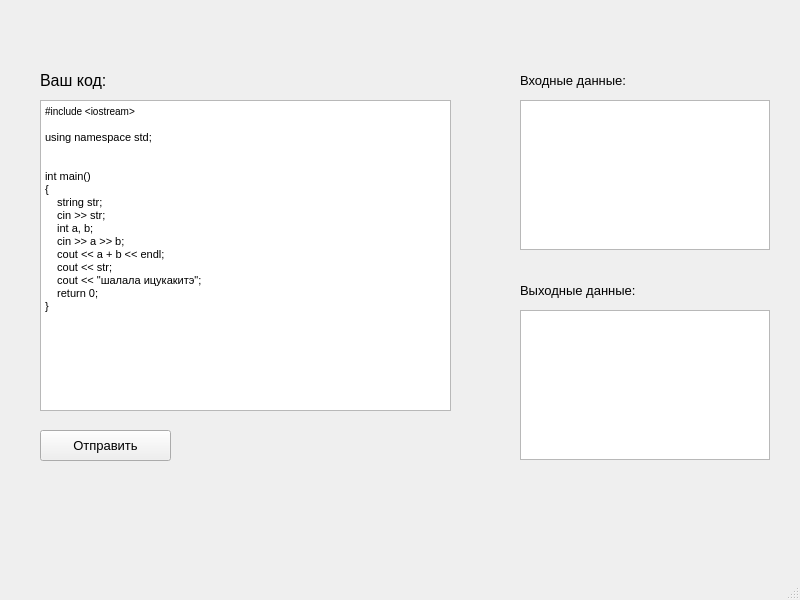
This is mainwindow.ui in geroineee/ARM_QT as Qt 5 draws it before an edit. The edited form follows.
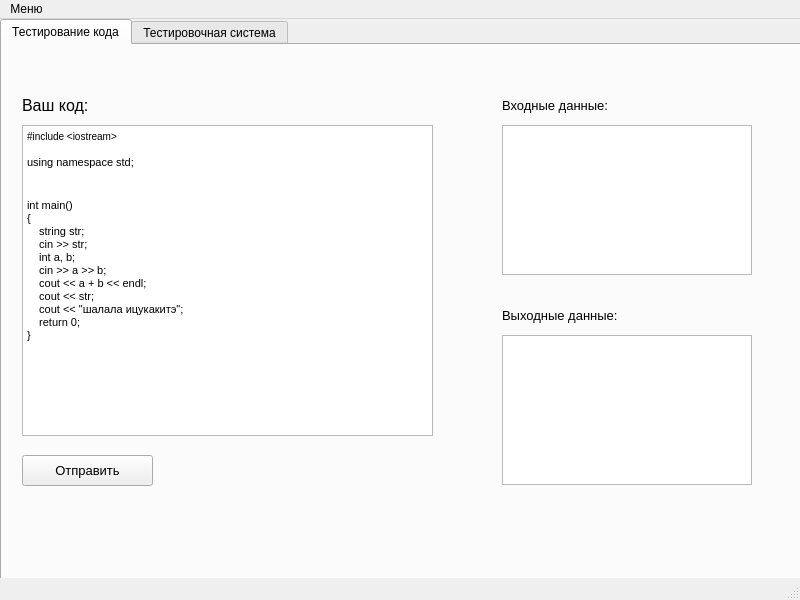
This is the edited form. The open tabs and pages were chosen to show the change.

```diff
--- a/mainwindow.ui
+++ b/mainwindow.ui
@@ -26,17 +26,108 @@
    <bool>false</bool>
   </property>
   <widget class="QWidget" name="centralwidget">
+   <widget class="QTabWidget" name="tabWidget">
+    <property name="geometry">
+     <rect>
+      <x>0</x>
+      <y>0</y>
+      <width>801</width>
+      <height>571</height>
+     </rect>
+    </property>
+    <property name="minimumSize">
+     <size>
+      <width>0</width>
+      <height>0</height>
+     </size>
+    </property>
+    <property name="currentIndex">
+     <number>1</number>
+    </property>
+    <widget class="QWidget" name="tab_only_code">
+     <property name="enabled">
+      <bool>true</bool>
+     </property>
+     <property name="minimumSize">
+      <size>
+       <width>0</width>
+       <height>0</height>
+      </size>
+     </property>
+     <property name="font">
+      <font>
+       <pointsize>10</pointsize>
+      </font>
+     </property>
+     <attribute name="title">
+      <string>Тестирование кода</string>
+     </attribute>
+     <widget class="QLabel" name="label_input_data">
+      <property name="geometry">
+       <rect>
+        <x>500</x>
+        <y>50</y>
+        <width>161</width>
+        <height>21</height>
+       </rect>
+      </property>
+      <property name="font">
+       <font>
+        <pointsize>10</pointsize>
+       </font>
+      </property>
+      <property name="text">
+       <string>Входные данные:</string>
+      </property>
+     </widget>
+     <widget class="QLabel" name="label_output_data">
+      <property name="geometry">
+       <rect>
+        <x>500</x>
+        <y>260</y>
+        <width>171</width>
+        <height>21</height>
+       </rect>
+      </property>
+      <property name="font">
+       <font>
+        <pointsize>10</pointsize>
+       </font>
+      </property>
+      <property name="text">
+       <string>Выходные данные:</string>
+      </property>
+     </widget>
+     <widget class="QPushButton" name="upload_user_code_button">
+      <property name="geometry">
+       <rect>
+        <x>20</x>
+        <y>410</y>
+        <width>131</width>
+        <height>31</height>
+       </rect>
+      </property>
+      <property name="font">
+       <font>
+        <pointsize>10</pointsize>
+       </font>
+      </property>
+      <property name="text">
+       <string>Отправить</string>
+      </property>
+     </widget>
    <widget class="QTextEdit" name="user_code_text_edit">
     <property name="geometry">
      <rect>
-      <x>40</x>
-      <y>100</y>
+        <x>20</x>
+        <y>80</y>
       <width>411</width>
       <height>311</height>
      </rect>
     </property>
     <property name="font">
      <font>
+        <pointsize>10</pointsize>
       <weight>50</weight>
       <bold>false</bold>
       <strikeout>false</strikeout>
@@ -46,47 +137,49 @@
      <string>&lt;!DOCTYPE HTML PUBLIC &quot;-//W3C//DTD HTML 4.0//EN&quot; &quot;http://www.w3.org/TR/REC-html40/strict.dtd&quot;&gt;
 &lt;html&gt;&lt;head&gt;&lt;meta name=&quot;qrichtext&quot; content=&quot;1&quot; /&gt;&lt;style type=&quot;text/css&quot;&gt;
 p, li { white-space: pre-wrap; }
-&lt;/style&gt;&lt;/head&gt;&lt;body style=&quot; font-family:'Titillium Web'; font-size:8pt; font-weight:400; font-style:normal;&quot;&gt;
-&lt;p style=&quot; margin-top:0px; margin-bottom:0px; margin-left:0px; margin-right:0px; -qt-block-indent:0; text-indent:0px;&quot;&gt;&lt;span style=&quot; font-family:'MS Shell Dlg 2'; font-size:7.8pt; color:#000000;&quot;&gt;#include &amp;lt;iostream&amp;gt;&lt;/span&gt;&lt;/p&gt;
-&lt;p style=&quot;-qt-paragraph-type:empty; margin-top:0px; margin-bottom:0px; margin-left:0px; margin-right:0px; -qt-block-indent:0; text-indent:0px; font-family:'MS Shell Dlg 2'; font-size:7.8pt; color:#000000;&quot;&gt;&lt;br /&gt;&lt;/p&gt;
-&lt;p style=&quot; margin-top:0px; margin-bottom:0px; margin-left:0px; margin-right:0px; -qt-block-indent:0; text-indent:0px;&quot;&gt;&lt;span style=&quot; font-family:'Consolas','Courier New','monospace'; color:#000000;&quot;&gt;using namespace std;&lt;/span&gt;&lt;/p&gt;
-&lt;p style=&quot; margin-top:0px; margin-bottom:0px; margin-left:0px; margin-right:0px; -qt-block-indent:0; text-indent:0px;&quot;&gt;&lt;span style=&quot; font-family:'Consolas','Courier New','monospace'; color:#000000;&quot;&gt;&lt;br /&gt;&lt;/span&gt;&lt;/p&gt;
-&lt;p style=&quot; margin-top:0px; margin-bottom:0px; margin-left:0px; margin-right:0px; -qt-block-indent:0; text-indent:0px;&quot;&gt;&lt;span style=&quot; font-family:'Consolas','Courier New','monospace'; color:#000000;&quot;&gt;int main()&lt;/span&gt;&lt;/p&gt;
-&lt;p style=&quot; margin-top:0px; margin-bottom:0px; margin-left:0px; margin-right:0px; -qt-block-indent:0; text-indent:0px;&quot;&gt;&lt;span style=&quot; font-family:'Consolas','Courier New','monospace'; color:#000000;&quot;&gt;{&lt;/span&gt;&lt;/p&gt;
-&lt;p style=&quot; margin-top:0px; margin-bottom:0px; margin-left:0px; margin-right:0px; -qt-block-indent:0; text-indent:0px;&quot;&gt;&lt;span style=&quot; font-family:'Consolas','Courier New','monospace'; color:#000000;&quot;&gt;    string str;&lt;/span&gt;&lt;/p&gt;
-&lt;p style=&quot; margin-top:0px; margin-bottom:0px; margin-left:0px; margin-right:0px; -qt-block-indent:0; text-indent:0px;&quot;&gt;&lt;span style=&quot; font-family:'Consolas','Courier New','monospace'; color:#000000;&quot;&gt;    cin &amp;gt;&amp;gt; str;&lt;/span&gt;&lt;/p&gt;
-&lt;p style=&quot; margin-top:0px; margin-bottom:0px; margin-left:0px; margin-right:0px; -qt-block-indent:0; text-indent:0px;&quot;&gt;&lt;span style=&quot; font-family:'Consolas','Courier New','monospace'; color:#000000;&quot;&gt;    int a, b;&lt;/span&gt;&lt;/p&gt;
-&lt;p style=&quot; margin-top:0px; margin-bottom:0px; margin-left:0px; margin-right:0px; -qt-block-indent:0; text-indent:0px;&quot;&gt;&lt;span style=&quot; font-family:'Consolas','Courier New','monospace'; color:#000000;&quot;&gt;    cin &amp;gt;&amp;gt; a &amp;gt;&amp;gt; b;&lt;/span&gt;&lt;/p&gt;
-&lt;p style=&quot; margin-top:0px; margin-bottom:0px; margin-left:0px; margin-right:0px; -qt-block-indent:0; text-indent:0px;&quot;&gt;&lt;span style=&quot; font-family:'Consolas','Courier New','monospace'; color:#000000;&quot;&gt;    cout &amp;lt;&amp;lt; a + b &amp;lt;&amp;lt; endl;&lt;/span&gt;&lt;/p&gt;
-&lt;p style=&quot; margin-top:0px; margin-bottom:0px; margin-left:0px; margin-right:0px; -qt-block-indent:0; text-indent:0px;&quot;&gt;&lt;span style=&quot; font-family:'Consolas','Courier New','monospace'; color:#000000;&quot;&gt;    cout &amp;lt;&amp;lt; str;&lt;/span&gt;&lt;/p&gt;
-&lt;p style=&quot; margin-top:0px; margin-bottom:0px; margin-left:0px; margin-right:0px; -qt-block-indent:0; text-indent:0px;&quot;&gt;&lt;span style=&quot; font-family:'Consolas','Courier New','monospace'; color:#000000;&quot;&gt;    cout &amp;lt;&amp;lt; &amp;quot;шалала ицукакитэ&amp;quot;;&lt;/span&gt;&lt;/p&gt;
-&lt;p style=&quot; margin-top:0px; margin-bottom:0px; margin-left:0px; margin-right:0px; -qt-block-indent:0; text-indent:0px;&quot;&gt;&lt;span style=&quot; font-family:'Consolas','Courier New','monospace'; color:#000000;&quot;&gt;    return 0;&lt;/span&gt;&lt;/p&gt;
-&lt;p style=&quot; margin-top:0px; margin-bottom:0px; margin-left:0px; margin-right:0px; -qt-block-indent:0; text-indent:0px;&quot;&gt;&lt;span style=&quot; font-family:'Consolas','Courier New','monospace'; color:#000000;&quot;&gt;}&lt;/span&gt;&lt;/p&gt;&lt;/body&gt;&lt;/html&gt;</string>
-    </property>
-   </widget>
-   <widget class="QPushButton" name="upload_user_code_button">
+&lt;/style&gt;&lt;/head&gt;&lt;body style=&quot; font-family:'MS Shell Dlg 2'; font-size:10pt; font-weight:400; font-style:normal;&quot;&gt;
+&lt;p style=&quot; margin-top:0px; margin-bottom:0px; margin-left:0px; margin-right:0px; -qt-block-indent:0; text-indent:0px;&quot;&gt;&lt;span style=&quot; font-size:7.8pt; color:#000000;&quot;&gt;#include &amp;lt;iostream&amp;gt;&lt;/span&gt;&lt;/p&gt;
+&lt;p style=&quot;-qt-paragraph-type:empty; margin-top:0px; margin-bottom:0px; margin-left:0px; margin-right:0px; -qt-block-indent:0; text-indent:0px; font-size:7.8pt; color:#000000;&quot;&gt;&lt;br /&gt;&lt;/p&gt;
+&lt;p style=&quot; margin-top:0px; margin-bottom:0px; margin-left:0px; margin-right:0px; -qt-block-indent:0; text-indent:0px;&quot;&gt;&lt;span style=&quot; font-family:'Consolas','Courier New','monospace'; font-size:8pt; color:#000000;&quot;&gt;using namespace std;&lt;/span&gt;&lt;/p&gt;
+&lt;p style=&quot; margin-top:0px; margin-bottom:0px; margin-left:0px; margin-right:0px; -qt-block-indent:0; text-indent:0px;&quot;&gt;&lt;span style=&quot; font-family:'Consolas','Courier New','monospace'; font-size:8pt; color:#000000;&quot;&gt;&lt;br /&gt;&lt;/span&gt;&lt;/p&gt;
+&lt;p style=&quot; margin-top:0px; margin-bottom:0px; margin-left:0px; margin-right:0px; -qt-block-indent:0; text-indent:0px;&quot;&gt;&lt;span style=&quot; font-family:'Consolas','Courier New','monospace'; font-size:8pt; color:#000000;&quot;&gt;int main()&lt;/span&gt;&lt;/p&gt;
+&lt;p style=&quot; margin-top:0px; margin-bottom:0px; margin-left:0px; margin-right:0px; -qt-block-indent:0; text-indent:0px;&quot;&gt;&lt;span style=&quot; font-family:'Consolas','Courier New','monospace'; font-size:8pt; color:#000000;&quot;&gt;{&lt;/span&gt;&lt;/p&gt;
+&lt;p style=&quot; margin-top:0px; margin-bottom:0px; margin-left:0px; margin-right:0px; -qt-block-indent:0; text-indent:0px;&quot;&gt;&lt;span style=&quot; font-family:'Consolas','Courier New','monospace'; font-size:8pt; color:#000000;&quot;&gt;    string str;&lt;/span&gt;&lt;/p&gt;
+&lt;p style=&quot; margin-top:0px; margin-bottom:0px; margin-left:0px; margin-right:0px; -qt-block-indent:0; text-indent:0px;&quot;&gt;&lt;span style=&quot; font-family:'Consolas','Courier New','monospace'; font-size:8pt; color:#000000;&quot;&gt;    cin &amp;gt;&amp;gt; str;&lt;/span&gt;&lt;/p&gt;
+&lt;p style=&quot; margin-top:0px; margin-bottom:0px; margin-left:0px; margin-right:0px; -qt-block-indent:0; text-indent:0px;&quot;&gt;&lt;span style=&quot; font-family:'Consolas','Courier New','monospace'; font-size:8pt; color:#000000;&quot;&gt;    int a, b;&lt;/span&gt;&lt;/p&gt;
+&lt;p style=&quot; margin-top:0px; margin-bottom:0px; margin-left:0px; margin-right:0px; -qt-block-indent:0; text-indent:0px;&quot;&gt;&lt;span style=&quot; font-family:'Consolas','Courier New','monospace'; font-size:8pt; color:#000000;&quot;&gt;    cin &amp;gt;&amp;gt; a &amp;gt;&amp;gt; b;&lt;/span&gt;&lt;/p&gt;
+&lt;p style=&quot; margin-top:0px; margin-bottom:0px; margin-left:0px; margin-right:0px; -qt-block-indent:0; text-indent:0px;&quot;&gt;&lt;span style=&quot; font-family:'Consolas','Courier New','monospace'; font-size:8pt; color:#000000;&quot;&gt;    cout &amp;lt;&amp;lt; a + b &amp;lt;&amp;lt; endl;&lt;/span&gt;&lt;/p&gt;
+&lt;p style=&quot; margin-top:0px; margin-bottom:0px; margin-left:0px; margin-right:0px; -qt-block-indent:0; text-indent:0px;&quot;&gt;&lt;span style=&quot; font-family:'Consolas','Courier New','monospace'; font-size:8pt; color:#000000;&quot;&gt;    cout &amp;lt;&amp;lt; str;&lt;/span&gt;&lt;/p&gt;
+&lt;p style=&quot; margin-top:0px; margin-bottom:0px; margin-left:0px; margin-right:0px; -qt-block-indent:0; text-indent:0px;&quot;&gt;&lt;span style=&quot; font-family:'Consolas','Courier New','monospace'; font-size:8pt; color:#000000;&quot;&gt;    cout &amp;lt;&amp;lt; &amp;quot;шалала ицукакитэ&amp;quot;;&lt;/span&gt;&lt;/p&gt;
+&lt;p style=&quot; margin-top:0px; margin-bottom:0px; margin-left:0px; margin-right:0px; -qt-block-indent:0; text-indent:0px;&quot;&gt;&lt;span style=&quot; font-family:'Consolas','Courier New','monospace'; font-size:8pt; color:#000000;&quot;&gt;    return 0;&lt;/span&gt;&lt;/p&gt;
+&lt;p style=&quot; margin-top:0px; margin-bottom:0px; margin-left:0px; margin-right:0px; -qt-block-indent:0; text-indent:0px;&quot;&gt;&lt;span style=&quot; font-family:'Consolas','Courier New','monospace'; font-size:8pt; color:#000000;&quot;&gt;}&lt;/span&gt;&lt;/p&gt;&lt;/body&gt;&lt;/html&gt;</string>
+      </property>
+     </widget>
+     <widget class="QTextBrowser" name="to_user_output_data">
     <property name="geometry">
      <rect>
-      <x>40</x>
-      <y>430</y>
-      <width>131</width>
-      <height>31</height>
-     </rect>
-    </property>
-    <property name="font">
-     <font>
-      <pointsize>10</pointsize>
-     </font>
-    </property>
-    <property name="text">
-     <string>Отправить</string>
+        <x>500</x>
+        <y>290</y>
+        <width>250</width>
+        <height>150</height>
+       </rect>
+      </property>
+     </widget>
+     <widget class="QTextEdit" name="user_input_data">
+      <property name="geometry">
+       <rect>
+        <x>500</x>
+        <y>80</y>
+        <width>250</width>
+        <height>150</height>
+       </rect>
     </property>
    </widget>
    <widget class="QLabel" name="label_insert_code">
     <property name="geometry">
      <rect>
-      <x>40</x>
-      <y>60</y>
+        <x>20</x>
+        <y>40</y>
       <width>121</width>
       <height>41</height>
      </rect>
@@ -100,63 +193,15 @@
      <string>Ваш код:</string>
     </property>
    </widget>
-   <widget class="QTextEdit" name="user_input_data">
-    <property name="geometry">
-     <rect>
-      <x>520</x>
-      <y>100</y>
-      <width>250</width>
-      <height>150</height>
-     </rect>
-    </property>
-   </widget>
-   <widget class="QTextBrowser" name="to_user_output_data">
-    <property name="geometry">
-     <rect>
-      <x>520</x>
-      <y>310</y>
-      <width>250</width>
-      <height>150</height>
-     </rect>
-    </property>
-   </widget>
-   <widget class="QLabel" name="label_input_data">
-    <property name="geometry">
-     <rect>
-      <x>520</x>
-      <y>70</y>
-      <width>161</width>
-      <height>21</height>
-     </rect>
-    </property>
-    <property name="font">
-     <font>
-      <pointsize>10</pointsize>
-     </font>
-    </property>
-    <property name="text">
-     <string>Входные данные:</string>
-    </property>
+    </widget>
+    <widget class="QWidget" name="tab_files">
+     <attribute name="title">
+      <string>Тестировочная система</string>
+     </attribute>
+    </widget>
    </widget>
-   <widget class="QLabel" name="label_output_data">
-    <property name="geometry">
-     <rect>
-      <x>520</x>
-      <y>280</y>
-      <width>171</width>
-      <height>21</height>
-     </rect>
-    </property>
-    <property name="font">
-     <font>
-      <pointsize>10</pointsize>
-     </font>
-    </property>
-    <property name="text">
-     <string>Выходные данные:</string>
-    </property>
-   </widget>
-  </widget>
+  </widget>
+  <widget class="QStatusBar" name="statusbar"/>
   <widget class="QMenuBar" name="menubar">
    <property name="geometry">
     <rect>
@@ -166,8 +211,13 @@
      <height>25</height>
     </rect>
    </property>
-  </widget>
-  <widget class="QStatusBar" name="statusbar"/>
+   <widget class="QMenu" name="menu">
+    <property name="title">
+     <string>Меню</string>
+    </property>
+   </widget>
+   <addaction name="menu"/>
+  </widget>
  </widget>
  <resources/>
  <connections/>
```
Lines whose indentation alone changed are shown as unchanged.
